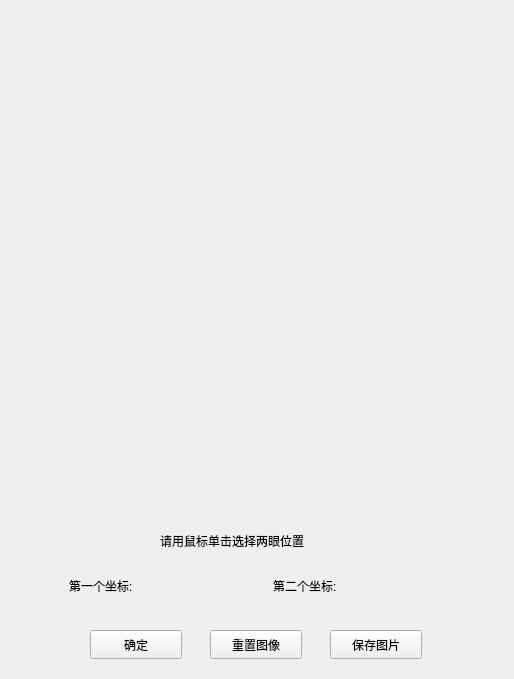
Above: ImageWithUI/tailor.ui from Obj4ct/ImageWithUI before the change. Below: the same form after it.
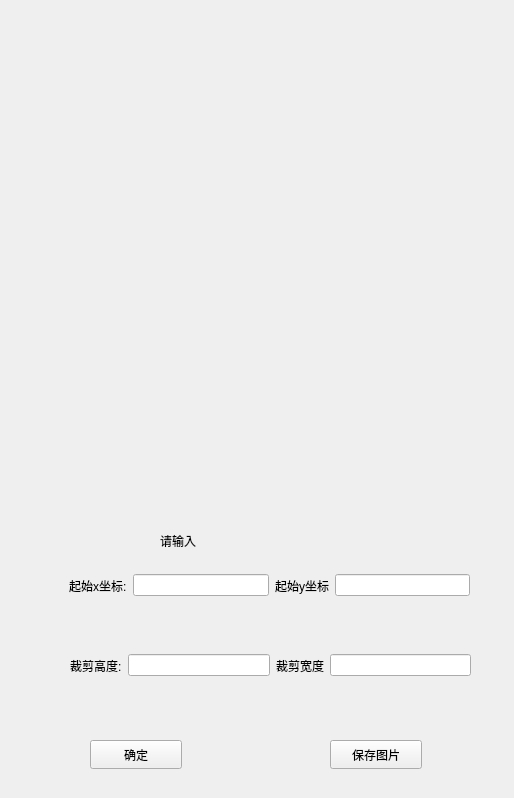
That is the form after the change.

Commit message: 图像裁剪的一个备份

Diff of the .ui file:
```diff
--- a/ImageWithUI/tailor.ui
+++ b/ImageWithUI/tailor.ui
@@ -7,30 +7,17 @@
     <x>0</x>
     <y>0</y>
     <width>514</width>
-    <height>679</height>
+    <height>798</height>
    </rect>
   </property>
   <property name="windowTitle">
    <string>Form</string>
   </property>
-  <widget class="QPushButton" name="btn_reset">
-   <property name="geometry">
-    <rect>
-     <x>210</x>
-     <y>630</y>
-     <width>92</width>
-     <height>29</height>
-    </rect>
-   </property>
-   <property name="text">
-    <string>重置图像</string>
-   </property>
-  </widget>
   <widget class="QPushButton" name="btn_ok">
    <property name="geometry">
     <rect>
      <x>90</x>
-     <y>630</y>
+     <y>740</y>
      <width>92</width>
      <height>29</height>
     </rect>
@@ -52,30 +39,22 @@
     <item>
      <widget class="QLabel" name="label">
       <property name="text">
-       <string>第一个坐标:</string>
+       <string>起始x坐标:</string>
       </property>
      </widget>
     </item>
     <item>
-     <widget class="QLabel" name="label_first">
-      <property name="text">
-       <string/>
-      </property>
-     </widget>
+     <widget class="QLineEdit" name="lineEdit_posX"/>
     </item>
     <item>
      <widget class="QLabel" name="label_3">
       <property name="text">
-       <string>第二个坐标:</string>
+       <string>起始y坐标</string>
       </property>
      </widget>
     </item>
     <item>
-     <widget class="QLabel" name="label_second">
-      <property name="text">
-       <string/>
-      </property>
-     </widget>
+     <widget class="QLineEdit" name="lineEdit_posY"/>
     </item>
    </layout>
   </widget>
@@ -114,14 +93,14 @@
     </rect>
    </property>
    <property name="text">
-    <string>请用鼠标单击选择两眼位置</string>
+    <string>请输入</string>
    </property>
   </widget>
   <widget class="QPushButton" name="btn_save">
    <property name="geometry">
     <rect>
      <x>330</x>
-     <y>630</y>
+     <y>740</y>
      <width>92</width>
      <height>29</height>
     </rect>
@@ -130,6 +109,38 @@
     <string>保存图片</string>
    </property>
   </widget>
+  <widget class="QWidget" name="widget_2" native="true">
+   <property name="geometry">
+    <rect>
+     <x>70</x>
+     <y>630</y>
+     <width>401</width>
+     <height>71</height>
+    </rect>
+   </property>
+   <layout class="QHBoxLayout" name="horizontalLayout_2">
+    <item>
+     <widget class="QLabel" name="label_4">
+      <property name="text">
+       <string>裁剪高度:</string>
+      </property>
+     </widget>
+    </item>
+    <item>
+     <widget class="QLineEdit" name="lineEdit_height"/>
+    </item>
+    <item>
+     <widget class="QLabel" name="label_5">
+      <property name="text">
+       <string>裁剪宽度</string>
+      </property>
+     </widget>
+    </item>
+    <item>
+     <widget class="QLineEdit" name="lineEdit_width"/>
+    </item>
+   </layout>
+  </widget>
  </widget>
  <resources/>
  <connections/>
```
The commit also changes 7 other files.
